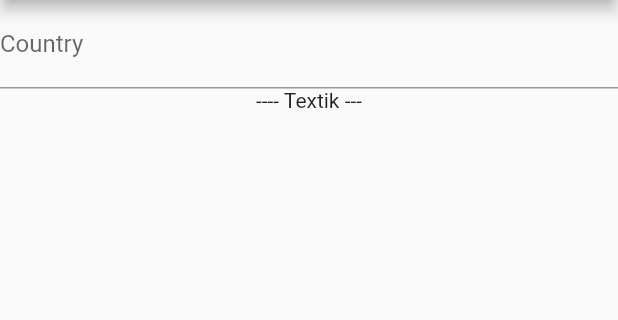
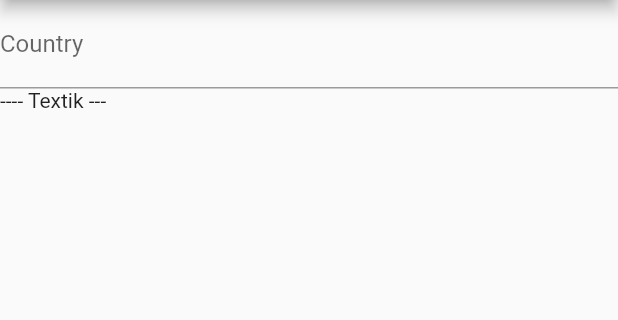
Before and after one commit to milos-prochazka/widget_test, a Flutter app: the screen it shows after launch, after a tap on "Overlay", on a phone screen of 412 x 824 dp, the part 84-404 px from its top. Run offline on Flutter 3.47's test engine with Material 2 defaults, Android fonts, the phone set to English and light mode, and no system bars.

Commit message:
AnimatedBuilder

```diff
--- a/lib/CountriesField.dart
+++ b/lib/CountriesField.dart
@@ -85,7 +85,7 @@ class _CountriesFieldState extends State<CountriesField>
   Widget build(BuildContext context)
   {
     return Scaffold
-        (
+           (
         appBar: AppBar
         (
           title: Text
@@ -94,9 +94,9 @@ class _CountriesFieldState extends State<CountriesField>
           ),
           centerTitle: true,
         ),
-        body: Column
-            (//
-            children:
+        body: Form
+          (
+            child: ListView(children:
         [
           CompositedTransformTarget
           (
@@ -108,8 +108,6 @@ class _CountriesFieldState extends State<CountriesField>
             ),
           ),
           Text('---- Textik ---')
-        ] //
-            ) //
-        );
+        ])));
   }
 }
--- a/lib/main.dart
+++ b/lib/main.dart
@@ -1,4 +1,5 @@
 import 'package:flutter/material.dart';
+import 'AnimatedBuilder.dart';
 import 'CountriesField.dart';
 import 'SafeAreaExample.dart';
 import 'ExpandedExample.dart';
@@ -27,6 +28,7 @@ class MyApp extends StatelessWidget
         '/screen3': (BuildContext context) => new ExpandedExample(),
         '/screen4': (BuildContext context) => new TableExample(),
         '/screen5': (BuildContext context) => new CountriesField(),
+        '/screen6': (BuildContext context) => new AnimatedBuilderExample(),
       },
     );
   }
@@ -40,8 +42,7 @@ class Screen1 extends StatelessWidget
   @override
   Widget build(BuildContext context)
   {
-    return Scaffold
-               (
+    return Scaffold(
         appBar: AppBar
         (
           title: Text
@@ -55,6 +56,9 @@ class Screen1 extends StatelessWidget
             style: Theme.of(context).textTheme.headline4!,
             child: SafeArea
                       (
+                child: Align
+                     (
+                    alignment: Alignment.center,
                     child: Column
                     (
                       children:
@@ -99,29 +103,32 @@ class Screen1 extends StatelessWidget
                                   Navigator.of(context).pushNamed('/screen5');
                                 },
                                 child: Text("Overlay"))),
+                        Padding(
+                            padding: EdgeInsets.all(10),
+                            child: ElevatedButton(
+                                onPressed: () async
+                                {
+                                  Navigator.of(context).pushNamed('/screen6');
+                                },
+                                child: Text("AnimationBuilder"))),
                       ],
-            ))));
+                    )))));
   }
-//#end if line:38
+//#end if line:34
 
 //#if false
   @override
-  Widget build(BuildContext context)
-  {
-    return DefaultTextStyle
-    (
+  Widget build(BuildContext context) {
+    return DefaultTextStyle(
       style: Theme.of(context).textTheme.headline4!,
-      child: GestureDetector
-      (
-        onTap: ()
-        {
+      child: GestureDetector(
+        onTap: () {
           // This moves from the personal info page to the credentials page,
           // replacing this page with that one.
           //Navigator.of(context).pushReplacementNamed('/screen2');
           Navigator.of(context).pushNamed('/screen2', arguments: 'SCREEN II');
         },
-        child: Container
-        (
+        child: Container(
           color: Colors.lightBlue,
           alignment: Alignment.center,
           child: const Text('Screen 1'),
@@ -129,7 +136,7 @@ class Screen1 extends StatelessWidget
       ),
     );
   }
-//#end if line:90
+//#end if line:89
 
   Future<void> _showMyDialog(BuildContext context) async
   {
```
Also changed, not shown: lib/AnimatedBuilder.dart (added, +71 -0 lines), 3 other files. Lines whose indentation alone changed are shown as unchanged.
